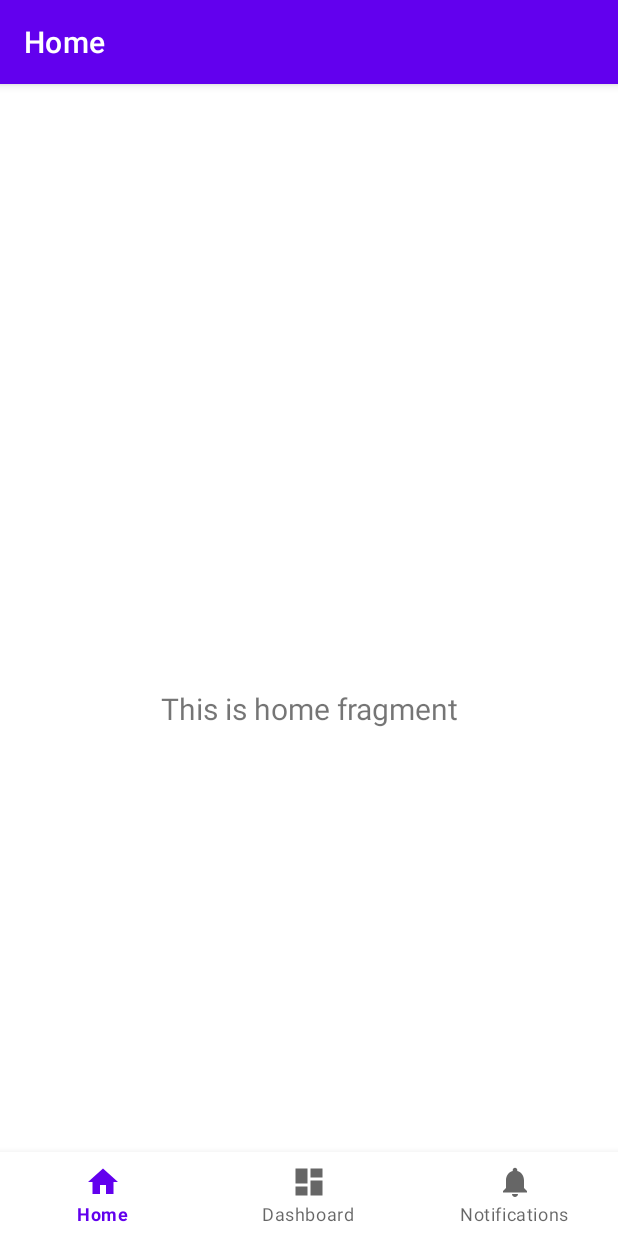
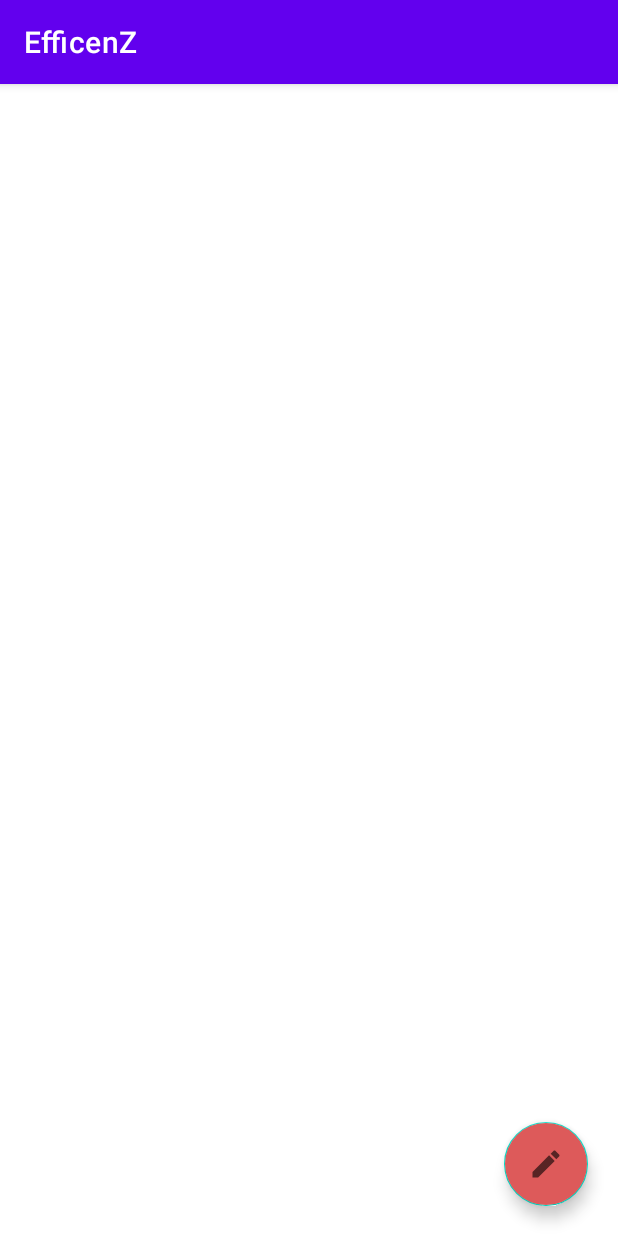
Before and after one commit to MarcusVincentSiah/MAD2023_Team2, an Android app: the screen it shows after launch (MainActivity before the commit, TaskManagement after it), on a phone screen of 412 x 824 dp. Run offline under Robolectric (Android 15) with nearby library versions, the phone set to English and light mode, and no system bars.

Commit message:
-Edited by marcus

```diff
--- a/app/src/main/AndroidManifest.xml
+++ b/app/src/main/AndroidManifest.xml
@@ -14,6 +14,10 @@
         tools:targetApi="31">
         <activity
             android:name=".MainActivity"
+            android:exported="false" />
+
+        <activity
+            android:name=".TaskManagement"
             android:exported="true"
             android:label="@string/app_name">
             <intent-filter>
--- a/app/src/main/java/com/example/efficenz/MainActivity.java
+++ b/app/src/main/java/com/example/efficenz/MainActivity.java
@@ -32,6 +32,8 @@ public class MainActivity extends AppCompatActivity {
         NavController navController = Navigation.findNavController(this, R.id.nav_host_fragment_activity_main);
         NavigationUI.setupActionBarWithNavController(this, navController, appBarConfiguration);
         NavigationUI.setupWithNavController(binding.navView, navController);
+
+
     }
 
 }
--- /dev/null
+++ b/app/src/main/java/com/example/efficenz/TaskManagement.java
@@ -0,0 +1,38 @@
+package com.example.efficenz;
+
+import androidx.appcompat.app.AppCompatActivity;
+
+import android.os.Bundle;
+import android.view.View;
+
+import androidx.appcompat.widget.Toolbar;
+
+import com.google.android.material.floatingactionbutton.FloatingActionButton;
+
+public class TaskManagement extends AppCompatActivity {
+
+    private Toolbar toolbar;
+    private FloatingActionButton penBtn;
+
+    @Override
+    protected void onCreate(Bundle savedInstanceState) {
+        super.onCreate(savedInstanceState);
+        setContentView(R.layout.activity_task_management);
+
+        //Toolbar crashes emulator for some reason
+        // --------------------------------------------
+//        toolbar = findViewById(R.id.toolbar_home);
+//        setSupportActionBar(toolbar);
+//        getSupportActionBar().setTitle("Task Management");
+
+        penBtn=findViewById(R.id.Pen_btn);
+
+        penBtn.setOnClickListener(new View.OnClickListener(){
+
+            @Override
+            public void onClick(View v) {
+
+            }
+        });
+    }
+}
--- /dev/null
+++ b/app/src/main/res/drawable-anydpi/editpen.xml
@@ -0,0 +1,11 @@
+<vector xmlns:android="http://schemas.android.com/apk/res/android"
+    android:width="24dp"
+    android:height="24dp"
+    android:viewportWidth="24"
+    android:viewportHeight="24"
+    android:tint="#333333"
+    android:alpha="0.6">
+  <path
+      android:fillColor="@android:color/white"
+      android:pathData="M3,17.25V21h3.75L17.81,9.94l-3.75,-3.75L3,17.25zM20.71,7.04c0.39,-0.39 0.39,-1.02 0,-1.41l-2.34,-2.34c-0.39,-0.39 -1.02,-0.39 -1.41,0l-1.83,1.83 3.75,3.75 1.83,-1.83z"/>
+</vector>
--- a/app/src/main/res/layout/activity_main.xml
+++ b/app/src/main/res/layout/activity_main.xml
@@ -24,10 +24,12 @@
         android:layout_width="match_parent"
         android:layout_height="match_parent"
         app:defaultNavHost="true"
-        app:layout_constraintBottom_toTopOf="@id/nav_view"
+        app:layout_constraintBottom_toBottomOf="parent"
+        app:layout_constraintHorizontal_bias="0.0"
         app:layout_constraintLeft_toLeftOf="parent"
         app:layout_constraintRight_toRightOf="parent"
         app:layout_constraintTop_toTopOf="parent"
+        app:layout_constraintVertical_bias="1.0"
         app:navGraph="@navigation/mobile_navigation" />
 
 </androidx.constraintlayout.widget.ConstraintLayout>
--- /dev/null
+++ b/app/src/main/res/layout/activity_task_management.xml
@@ -0,0 +1,30 @@
+<?xml version="1.0" encoding="utf-8"?>
+<LinearLayout xmlns:android="http://schemas.android.com/apk/res/android"
+    xmlns:app="http://schemas.android.com/apk/res-auto"
+    xmlns:tools="http://schemas.android.com/tools"
+    android:layout_width="match_parent"
+    android:layout_height="match_parent"
+    android:orientation="vertical"
+    tools:context=".TaskManagement">
+
+<!--    <include layout="@layout/toolbar"-->
+<!--        android:id="@+id/toolbar_home"/>-->
+
+    <androidx.coordinatorlayout.widget.CoordinatorLayout
+        android:layout_width="match_parent"
+        android:layout_height="match_parent">
+
+        <com.google.android.material.floatingactionbutton.FloatingActionButton
+            android:layout_width="match_parent"
+            android:layout_height="wrap_content"
+            android:layout_gravity="bottom|end"
+            android:layout_margin="20dp"
+            android:backgroundTint="#DD5A5A"
+            app:fabSize="normal"
+            android:src="@drawable/editpen"
+            android:id="@+id/Pen_btn"
+            />
+
+
+    </androidx.coordinatorlayout.widget.CoordinatorLayout>
+</LinearLayout>
--- a/build.gradle
+++ b/build.gradle
@@ -1,4 +1,8 @@
-// Top-level build file where you can add configuration options common to all sub-projects/modules.
+buildscript {
+    dependencies {
+        classpath 'com.google.gms:google-services:4.3.14'
+    }
+}// Top-level build file where you can add configuration options common to all sub-projects/modules.
 plugins {
     id 'com.android.application' version '8.0.0' apply false
     id 'com.android.library' version '8.0.0' apply false
```
Also changed, not shown: app/build.gradle (+8 -0 lines), app/src/main/java/com/example/efficenz/TaskManagementData.java (added, +52 -0 lines), app/src/main/res/layout/toolbar.xml (added, +8 -0 lines), app/src/main/res/drawable-hdpi/editpen.png (added), app/src/main/res/drawable-mdpi/editpen.png (added), app/src/main/res/drawable-xhdpi/editpen.png (added), app/src/main/res/drawable-xxhdpi/editpen.png (added), 1 other file.
